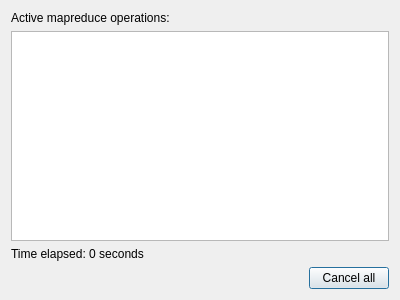
Old version of the form modelfitting/src/mapreduceprogress.ui in the repository davidsansome/gait-modelfitting.
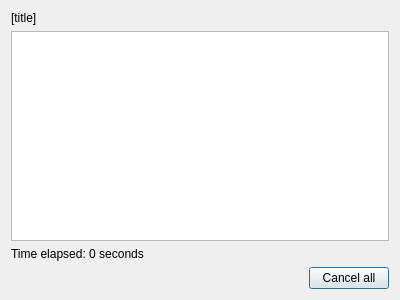
New version of the form.

```diff
--- a/modelfitting/src/mapreduceprogress.ui
+++ b/modelfitting/src/mapreduceprogress.ui
@@ -16,7 +16,7 @@
    <item>
     <widget class="QLabel" name="label" >
      <property name="text" >
-      <string>Active mapreduce operations:</string>
+      <string>[title]</string>
      </property>
     </widget>
    </item>
```
Left out of the diff: 2 changed lines with no effect on the pictures.
